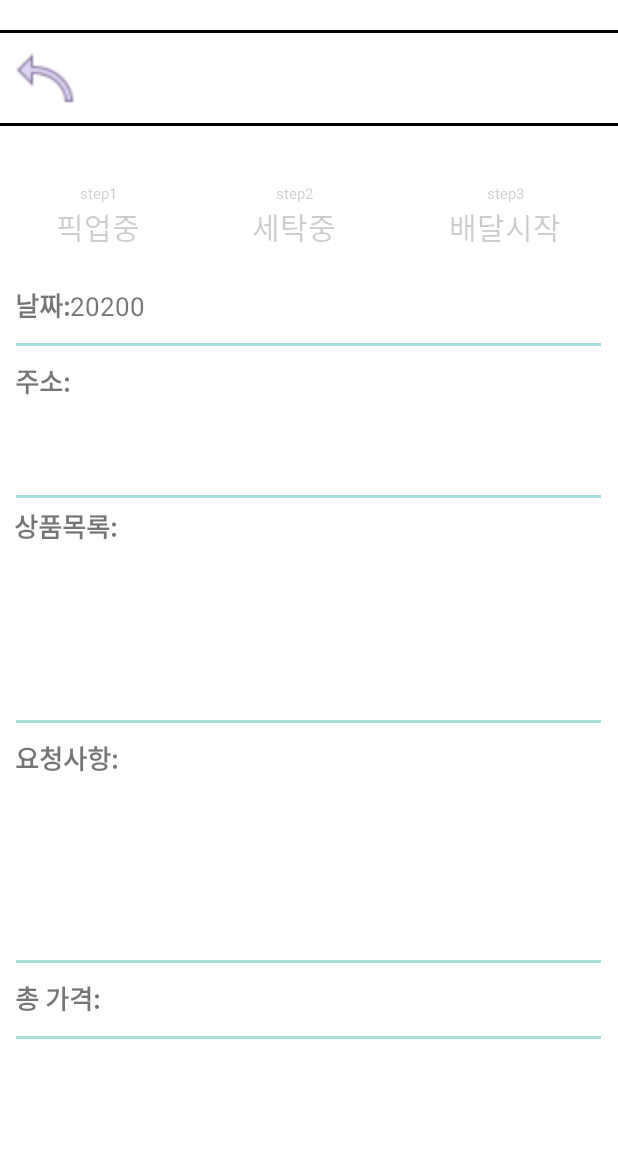
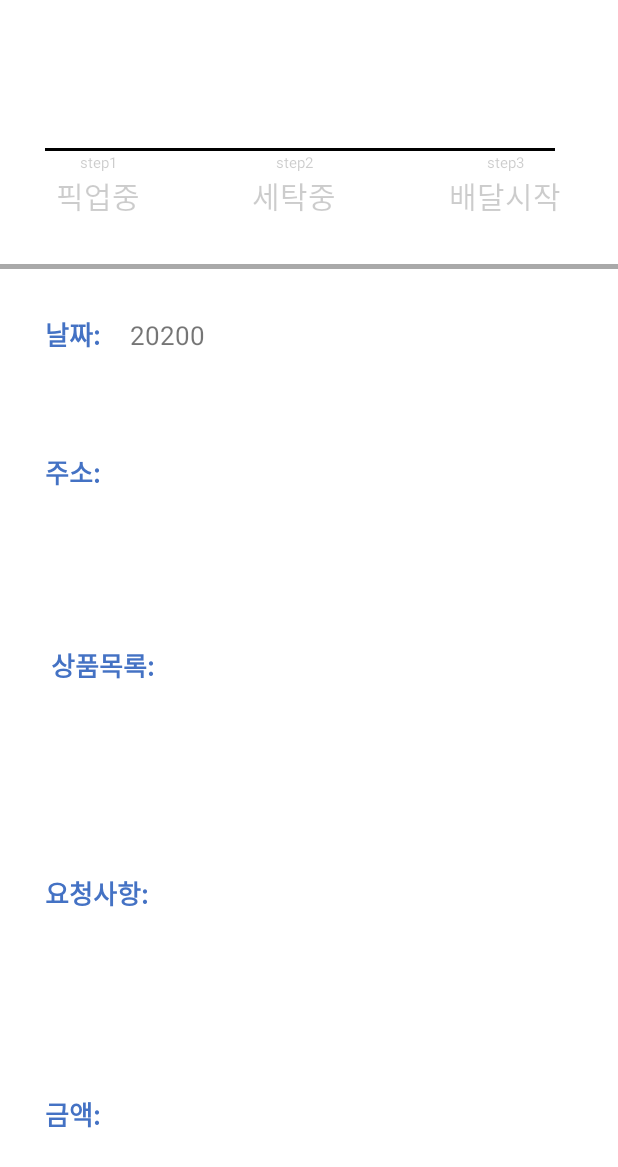
Before and after one commit to jangwonyoon/smart_laundryApp_android, an Android app: the user_now_order2 screen opened directly, with no data from a screen before it, on a phone screen of 412 x 824 dp. Shown: the top 1167 px of the screen. Run offline under Robolectric (Android 15) with nearby library versions, the light colour scheme and no system bars; our stand-ins replace Volley; libraries missing offline, so code that uses them is left out: com.dinuscxj.progressbar; network calls fail.

Commit message:
storyView, user_now_order1, user_now_order2

```diff
--- a/user/app/src/main/res/layout/activity_user_frag_first.xml
+++ b/user/app/src/main/res/layout/activity_user_frag_first.xml
@@ -315,6 +315,7 @@
             android:textColor="@color/white"
             android:textStyle="bold"
             android:fontFamily="@font/nanum_gothic_regular"
+            android:background="@drawable/buttonshape"
             />
 
     </LinearLayout>
--- a/user/app/src/main/res/layout/activity_user_now_order2.xml
+++ b/user/app/src/main/res/layout/activity_user_now_order2.xml
@@ -13,61 +13,27 @@
         android:layout_width="match_parent"
         android:layout_height="0dp"
         android:layout_weight="1.5"
-        android:orientation="vertical">
-
-        <View
-            android:layout_width="match_parent"
-            android:layout_height="2dp"
-            android:layout_marginTop="20dp"
-            android:background="#FF000000" />
-
-        <LinearLayout
-            android:layout_width="match_parent"
-            android:layout_height="wrap_content">
-            <Button
-                android:id="@+id/layout2_b1"
-                android:layout_width="40dp"
-                android:layout_height="40dp"
-                android:layout_gravity="center"
-                android:layout_marginLeft="10dp"
-                android:layout_marginRight="10dp"
-                android:layout_marginTop="10dp"
-                android:layout_marginBottom="10dp"
-                android:background="@drawable/arrow_back">
-
-            </Button>
-
-            <TextView
-                android:id="@+id/s_name"
-                android:layout_width="300dp"
-                android:layout_height="50dp"
-                android:layout_gravity="center"
-                android:gravity="center"
-                android:layout_marginTop="5dp"
-                android:text=""
-                android:textSize="25dp"
-                android:textStyle="bold"
-                android:fontFamily="@font/title2"></TextView>
-        </LinearLayout>
-
-
-        <View
-            android:layout_width="match_parent"
-            android:layout_height="2dp"
-            android:background="#FF000000" />
+        android:orientation="vertical"
+        android:gravity="center"
+        android:layout_marginTop="30dp"
+        >
+        <TextView
+            android:id="@+id/s_name"
+            android:layout_width="wrap_content"
+            android:layout_height="wrap_content"
+            android:text=""
+            android:textColor="@color/black"
+            android:textSize="24dp"
+            android:fontFamily="@font/nanum_gothic_bold"
+            />
     </LinearLayout>
 
-    <!--<ProgressBar
-        android:id="@+id/cpb_circlebar"
-        android:layout_width="150dp"
-        android:layout_height="0dp"
-        android:layout_weight="2.8"
-        app:style="solid_line"
-        app:progress_stroke_width="10dp"
-        app:progress_stroke_cap="round"
-        app:progress_start_color="#FFBB00"
-        app:progress_end_color="#ABF200"
-        app:progress_text_size="30dp"/>-->
+    <View
+        android:layout_width="340dp"
+        android:layout_height="2dp"
+        android:background="@color/black"
+        android:layout_marginLeft="30dp"
+        />
 
     <LinearLayout
         android:layout_width="match_parent"
@@ -157,120 +123,120 @@
                 android:id="@+id/step3"
                 android:textColor="#33000000"/>
         </LinearLayout>
+    </LinearLayout>
 
-
-    </LinearLayout>
+    <View
+        android:layout_width="match_parent"
+        android:layout_height="3dp"
+        android:background="@color/grey"
+        android:layout_marginTop="30dp"
+        />
 
 
     <LinearLayout
         android:layout_width="match_parent"
         android:layout_height="0dp"
-        android:layout_weight="0.4"
-        android:layout_margin="10dp">
+        android:layout_weight="0.7"
+        android:layout_margin="30dp">
 
         <TextView
             android:layout_width="wrap_content"
             android:layout_height="wrap_content"
             android:textStyle="bold"
             android:text="날짜:"
-            android:textSize="17dp"/>
+            android:textSize="17dp"
+            android:textColor="@color/blue"
+            />
 
         <TextView
             android:id="@+id/date"
             android:layout_width="wrap_content"
             android:layout_height="wrap_content"
             android:text=""
-            android:textSize="17dp"/>
+            android:textSize="17dp"
+            android:layout_marginLeft="20dp"
+            />
 
     </LinearLayout>
 
-    <View
-        android:layout_width="390dp"
-        android:layout_height="2dp"
-        android:background="#A7DFDA"
-        android:layout_gravity="center"/>
-    <ScrollView
-        android:layout_width="wrap_content"
+    <LinearLayout
+        android:layout_width="match_parent"
         android:layout_height="0dp"
-        android:layout_weight="1.1"
-        android:layout_margin="10dp">
+        android:layout_weight="1.5"
+        android:layout_margin="30dp"
+        >
 
         <LinearLayout
             android:layout_width="match_parent"
-            android:layout_height="0dp">
+            android:layout_height="wrap_content">
 
             <TextView
                 android:layout_width="wrap_content"
                 android:layout_height="wrap_content"
                 android:textStyle="bold"
                 android:text="주소:"
-                android:textSize="17dp"/>
+                android:textSize="17dp"
+                android:textColor="@color/blue"
+                />
 
             <TextView
                 android:id="@+id/address"
-                android:layout_width="wrap_content"
+                android:layout_width="match_parent"
                 android:layout_height="wrap_content"
                 android:text=""
-                android:textSize="17dp"/>
+                android:textSize="17dp"
+                android:layout_marginLeft="10dp"
+                />
 
         </LinearLayout>
-    </ScrollView>
+    </LinearLayout>
 
-    <View
-        android:layout_width="390dp"
-        android:layout_height="2dp"
-        android:background="#A7DFDA"
-        android:layout_gravity="center"/>
+    <LinearLayout
+        android:layout_width="match_parent"
+        android:layout_height="0dp"
+        android:layout_weight="2.0"
+        android:layout_margin="30dp">
+
+        <TextView
+            android:layout_width="wrap_content"
+            android:layout_height="wrap_content"
+            android:text=" 상품목록:"
+            android:textSize="17dp"
+            android:textStyle="bold"
+            android:textColor="@color/blue"
+            />
+
+        <ScrollView xmlns:android="http://schemas.android.com/apk/res/android"
+            android:orientation="vertical"
+            android:layout_width="match_parent"
+            android:layout_height="90dp"
+            >
+        <TextView
+            android:layout_marginLeft="20dp"
+            android:id="@+id/item_list"
+            android:layout_width="wrap_content"
+            android:layout_height="wrap_content"
+            android:textSize="17dp"
+            android:text=""/>
+        </ScrollView>
+
+    </LinearLayout>
 
     <LinearLayout
         android:layout_width="match_parent"
         android:layout_height="0dp"
         android:layout_weight="1.9"
-        android:orientation="vertical"
-        android:layout_margin="5dp">
-
-        <TextView
-            android:layout_width="wrap_content"
-            android:layout_height="wrap_content"
-            android:textStyle="bold"
-            android:text=" 상품목록:"
-            android:textSize="17dp"/>
-
-        <ScrollView xmlns:android="http://schemas.android.com/apk/res/android"
-            android:orientation="vertical"
-            android:layout_width="match_parent"
-            android:layout_height="90dp">
-        <TextView
-            android:id="@+id/item_list"
-            android:layout_width="wrap_content"
-            android:layout_height="wrap_content"
-            android:textSize="17dp"
-            android:text=""></TextView>
-        </ScrollView>
-
-
-    </LinearLayout>
-
-    <View
-        android:layout_width="390dp"
-        android:layout_height="2dp"
-        android:background="#A7DFDA"
-        android:layout_gravity="center"/>
-
-
-    <LinearLayout
-        android:layout_width="match_parent"
-        android:layout_height="0dp"
-        android:layout_weight="1.9"
-        android:orientation="vertical"
-        android:layout_margin="10dp">
+        android:orientation="horizontal"
+        android:layout_margin="30dp">
 
         <TextView
             android:layout_width="wrap_content"
             android:layout_height="wrap_content"
             android:textStyle="bold"
             android:text="요청사항:"
-            android:textSize="17dp"/>
+            android:textSize="17dp"
+            android:textColor="@color/blue"
+            />
 
         <ScrollView xmlns:android="http://schemas.android.com/apk/res/android"
             android:orientation="vertical"
@@ -278,90 +244,37 @@
             android:layout_height="100dp">
 
             <TextView
+                android:layout_marginLeft="20dp"
                 android:id="@+id/memo"
                 android:layout_width="wrap_content"
                 android:layout_height="wrap_content"
                 android:text=""
                 android:textSize="17dp"/>
         </ScrollView>
-
     </LinearLayout>
-
-    <View
-        android:layout_width="390dp"
-        android:layout_height="2dp"
-        android:background="#A7DFDA"
-        android:layout_gravity="center"/>
 
     <LinearLayout
         android:layout_width="match_parent"
         android:layout_height="0dp"
-        android:layout_weight="0.4"
-        android:layout_margin="10dp">
+        android:layout_weight="0.7"
+        android:layout_margin="30dp">
 
         <TextView
             android:layout_width="wrap_content"
-            android:layout_height="wrap_content"
+            android:layout_height="match_parent"
+            android:text="금액: "
+            android:textSize="17dp"
             android:textStyle="bold"
-            android:text="총 가격: "
-            android:textSize="17dp"/>
+            android:textColor="@color/blue"
+            />
 
         <TextView
             android:id="@+id/t_price"
+            android:layout_marginLeft="20dp"
             android:layout_width="wrap_content"
             android:layout_height="wrap_content"
             android:text=""
             android:textSize="17dp"/>
 
     </LinearLayout>
-
-    <View
-        android:layout_width="390dp"
-        android:layout_height="2dp"
-        android:background="#A7DFDA"
-        android:layout_gravity="center"/>
-
-    <!--<LinearLayout
-        android:layout_width="match_parent"
-        android:layout_height="wrap_content"
-        android:layout_margin="5dp">
-
-        <TextView
-            android:layout_width="wrap_content"
-            android:layout_height="wrap_content"
-            android:textStyle="bold"
-            android:text="직접배달여부: "
-            android:textSize="19dp"/>
-
-        <TextView
-            android:id="@+id/yes_no"
-            android:layout_width="wrap_content"
-            android:layout_height="wrap_content"
-            android:text=""
-            android:textSize="19dp"/>
-
-        <Button
-            android:id="@+id/change"
-            android:layout_width="wrap_content"
-            android:layout_height="wrap_content"
-            android:layout_marginLeft="5dp"
-            android:textSize="15dp"
-            android:text="변경"/>
-
-        <Button
-            android:id="@+id/call"
-            android:layout_width="wrap_content"
-            android:layout_height="wrap_content"
-            android:text="완료"
-            android:textSize="15dp"
-            android:layout_marginLeft="50dp"/>
-
-    </LinearLayout>-->
-
-
-
-
-
-
-
 </LinearLayout>
```
Also changed, not shown: user/app/src/main/java/com/example/user/user_storereview.java (+14 -14 lines), user/app/src/main/res/layout/activity_user_now_order.xml (+23 -13 lines), user/app/src/main/res/layout/activity_user_storereview.xml (+52 -98 lines), user/app/src/main/res/layout/user_now_order_info.xml (+30 -42 lines).
